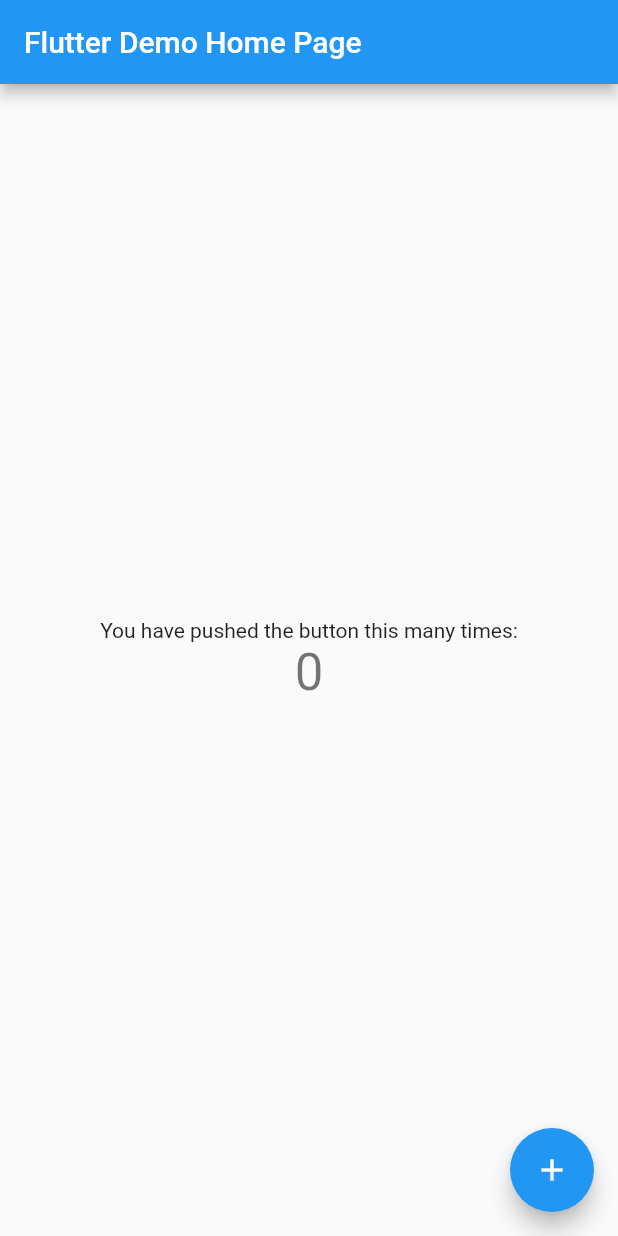
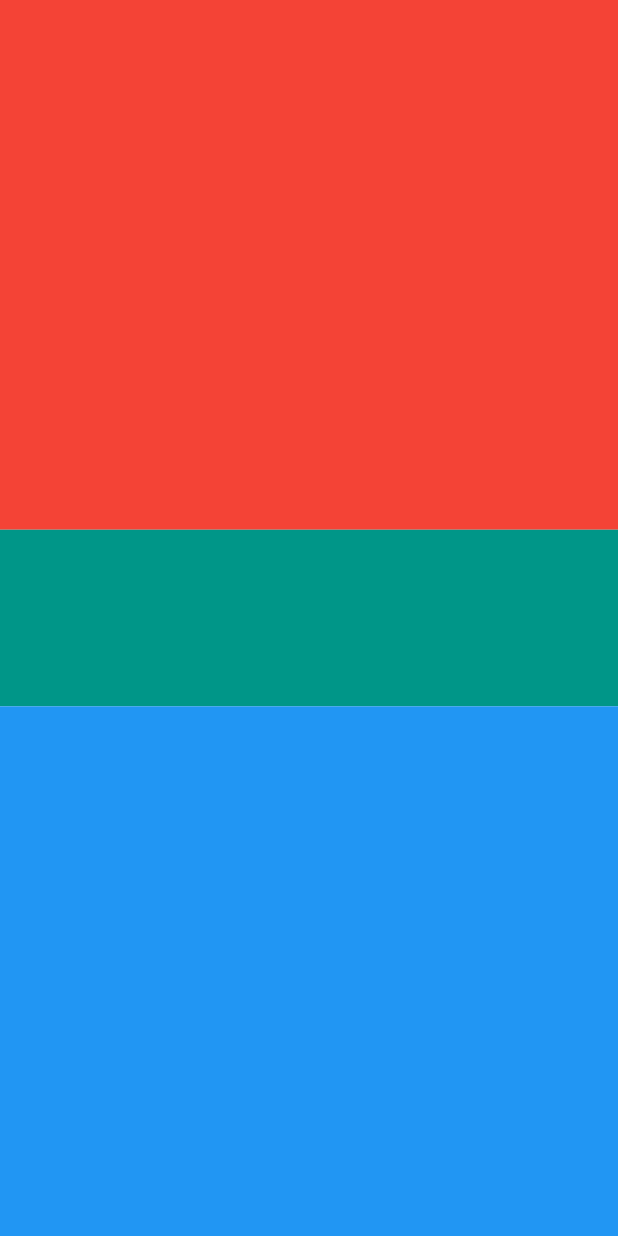
Before and after one commit to hakanbakacak/chessTimer, a Flutter app: the screen it shows after launch, on a phone screen of 412 x 824 dp. Run offline on Flutter 3.47's test engine with Material 2 defaults, Android fonts, the phone set to English and light mode, and no system bars.

Commit message:
add homePage.dart

```diff
--- a/lib/main.dart
+++ b/lib/main.dart
@@ -1,3 +1,4 @@
+import 'package:chess_timer/view/homePage.dart';
 import 'package:flutter/material.dart';
 
 void main() {
@@ -22,92 +23,7 @@ class MyApp extends StatelessWidget {
         // is not restarted.
         primarySwatch: Colors.blue,
       ),
-      home: MyHomePage(title: 'Flutter Demo Home Page'),
+      home: HomePage(),
     );
   }
 }
-
-class MyHomePage extends StatefulWidget {
-  MyHomePage({Key key, this.title}) : super(key: key);
-
-  // This widget is the home page of your application. It is stateful, meaning
-  // that it has a State object (defined below) that contains fields that affect
-  // how it looks.
-
-  // This class is the configuration for the state. It holds the values (in this
-  // case the title) provided by the parent (in this case the App widget) and
-  // used by the build method of the State. Fields in a Widget subclass are
-  // always marked "final".
-
-  final String title;
-
-  @override
-  _MyHomePageState createState() => _MyHomePageState();
-}
-
-class _MyHomePageState extends State<MyHomePage> {
-  int _counter = 0;
-
-  void _incrementCounter() {
-    setState(() {
-      // This call to setState tells the Flutter framework that something has
-      // changed in this State, which causes it to rerun the build method below
-      // so that the display can reflect the updated values. If we changed
-      // _counter without calling setState(), then the build method would not be
-      // called again, and so nothing would appear to happen.
-      _counter++;
-    });
-  }
-
-  @override
-  Widget build(BuildContext context) {
-    // This method is rerun every time setState is called, for instance as done
-    // by the _incrementCounter method above.
-    //
-    // The Flutter framework has been optimized to make rerunning build methods
-    // fast, so that you can just rebuild anything that needs updating rather
-    // than having to individually change instances of widgets.
-    return Scaffold(
-      appBar: AppBar(
-        // Here we take the value from the MyHomePage object that was created by
-        // the App.build method, and use it to set our appbar title.
-        title: Text(widget.title),
-      ),
-      body: Center(
-        // Center is a layout widget. It takes a single child and positions it
-        // in the middle of the parent.
-        child: Column(
-          // Column is also a layout widget. It takes a list of children and
-          // arranges them vertically. By default, it sizes itself to fit its
-          // children horizontally, and tries to be as tall as its parent.
-          //
-          // Invoke "debug painting" (press "p" in the console, choose the
-          // "Toggle Debug Paint" action from the Flutter Inspector in Android
-          // Studio, or the "Toggle Debug Paint" command in Visual Studio Code)
-          // to see the wireframe for each widget.
-          //
-          // Column has various properties to control how it sizes itself and
-          // how it positions its children. Here we use mainAxisAlignment to
-          // center the children vertically; the main axis here is the vertical
-          // axis because Columns are vertical (the cross axis would be
-          // horizontal).
-          mainAxisAlignment: MainAxisAlignment.center,
-          children: <Widget>[
-            Text(
-              'You have pushed the button this many times:',
-            ),
-            Text(
-              '$_counter',
-              style: Theme.of(context).textTheme.headline4,
-            ),
-          ],
-        ),
-      ),
-      floatingActionButton: FloatingActionButton(
-        onPressed: _incrementCounter,
-        tooltip: 'Increment',
-        child: Icon(Icons.add),
-      ), // This trailing comma makes auto-formatting nicer for build methods.
-    );
-  }
-}
--- /dev/null
+++ b/lib/view/homePage.dart
@@ -0,0 +1,22 @@
+import 'package:flutter/material.dart';
+
+class HomePage extends StatelessWidget {
+  @override
+  Widget build(BuildContext context) {
+    return Scaffold(
+      body: Column(
+        children: [
+          Expanded(
+            flex: 3,
+            child: Container(color: Colors.red,)),
+          Expanded(
+            flex: 1,
+            child: Container(color: Colors.teal)),
+          Expanded(
+            flex: 3,
+            child: Container(color: Colors.blue,)),
+        ],
+      ),
+    );
+  }
+}
```
Also changed, not shown: pubspec.lock.
